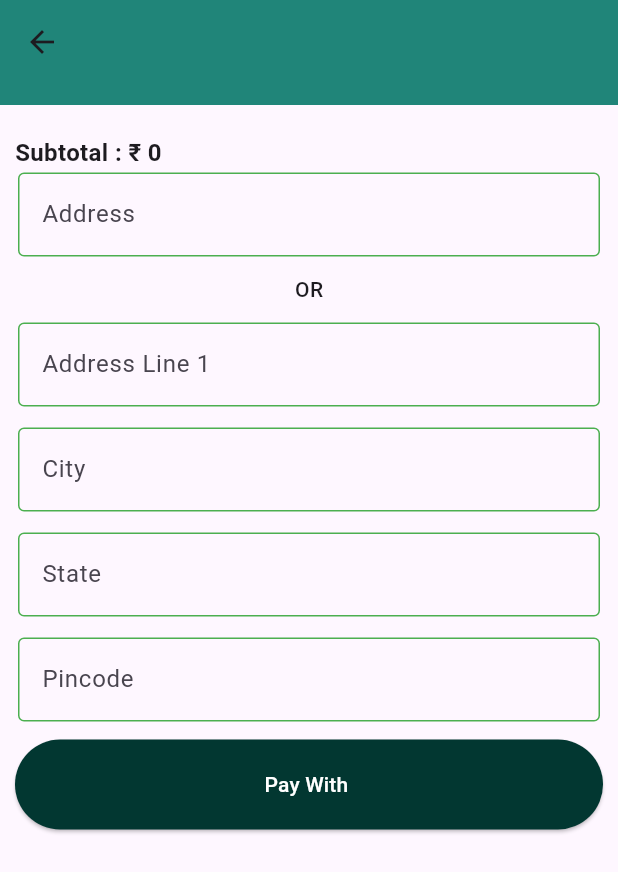
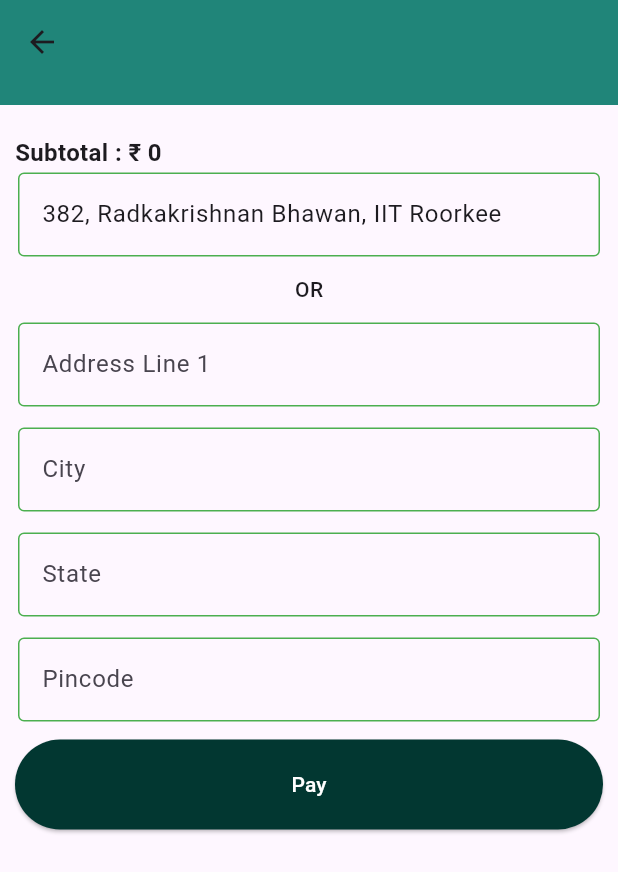
Before and after one commit to camelCase02/ts_app, a Flutter app: the AddressScreen screen opened directly with empty values, on a phone screen of 412 x 824 dp. Shown: the top 872 px of the screen. Run offline on Flutter 3.47's test engine with Material 3 defaults, Android fonts, the light colour scheme and no system bars; our stand-ins replace carousel_slider, dotted_border, file_picker, flutter_rating_bar, lottie, shared_preferences; missing offline and left inert: cloudinary_public; accounts and stored records are empty.

Commit message:
feat: updates

```diff
--- a/lib/constants/global_veriables.dart
+++ b/lib/constants/global_veriables.dart
@@ -1,7 +1,7 @@
 import 'package:flutter/material.dart';
 
-String uri = "http://10.81.68.156:3000"; // change the IP ADDRESS !!
-//String uri = "http://10.81.15.40:3000"; // usman's IP
+// String uri = "http://10.81.68.156:3000"; // change the IP ADDRESS !!
+String uri = "http://10.81.15.40:3000"; // usman's IP
 
 //String uri= "http://localhost:3000";
 class GlobalVariables {
@@ -12,7 +12,6 @@ class GlobalVariables {
   static const Color greyBackgroundCOlor = Color(0xffebecee);
   static var selectedNavBarColor = Color(0xFF023731);
   static const unselectedNavBarColor = Colors.black87;
-
 
   static const List<Map<String, String>> categoryImages = [
     {
--- a/lib/features/account/services/acount_services.dart
+++ b/lib/features/account/services/acount_services.dart
@@ -1,5 +1,4 @@
 import 'dart:convert';
-
 
 import 'package:Agricon/constants/error_handling.dart';
 import 'package:Agricon/constants/global_veriables.dart';
@@ -8,8 +7,8 @@ import 'package:Agricon/features/auth/screens/auth_screen.dart';
 import 'package:Agricon/models/Order.dart';
 import 'package:Agricon/providers/user_provider.dart';
 import 'package:flutter/material.dart';
+import 'package:http/http.dart' as http;
 import 'package:provider/provider.dart';
-import 'package:http/http.dart' as http;
 import 'package:shared_preferences/shared_preferences.dart';
 
 class AccountServices {
@@ -48,6 +47,8 @@ class AccountServices {
 
   void logOut(BuildContext context) async {
     try {
+      final userProvider = Provider.of<UserProvider>(context, listen: false);
+      userProvider.user.token = "";
       SharedPreferences sharedPreferences =
           await SharedPreferences.getInstance();
       await sharedPreferences.setString('x-auth-token', '');
--- a/lib/features/address/screen/address_screen.dart
+++ b/lib/features/address/screen/address_screen.dart
@@ -14,7 +14,9 @@ class AddressScreen extends StatefulWidget {
 
 class _AddressScreenState extends State<AddressScreen> {
   final homeService = HomeServices();
-  final TextEditingController addressController = TextEditingController();
+  final TextEditingController addressController =
+      TextEditingController(text: "382, Radkakrishnan Bhawan, IIT Roorkee");
+  final TextEditingController addressController2 = TextEditingController();
   @override
   Widget build(BuildContext context) {
     return Scaffold(
@@ -26,25 +28,51 @@ class _AddressScreenState extends State<AddressScreen> {
                   const BoxDecoration(color: GlobalVariables.appBarGradient),
             ),
           )),
-      body: Padding(
+      body: SingleChildScrollView(
+        child: Padding(
           padding: const EdgeInsets.all(10.0),
           child: Column(
             crossAxisAlignment: CrossAxisAlignment.start,
             children: [
-            const SizedBox(height: 10,),
-            Text("Subtotal : ₹ ${widget.sum.toString()}", style: TextStyle(fontSize: 16, fontWeight: FontWeight.w600),),
-            CustomTextfield(controller: addressController, hintText: 'Address'),
-            const SizedBox(height: 10,),
-            Center(child: Text("OR", style: TextStyle(fontSize: 14, fontWeight: FontWeight.w500),)),
-            const SizedBox(height: 10,),
-            CustomTextfield(controller: addressController, hintText: 'Address Line 1'),
-            const SizedBox(height: 10,),
-            CustomTextfield(controller: addressController, hintText: 'City'),
-            const SizedBox(height: 10,),
-            CustomTextfield(controller: addressController, hintText: 'State'),
-            const SizedBox(height: 10,),
-            CustomTextfield(controller: addressController, hintText: 'Pincode'),
-            const SizedBox(height: 10,),
+              const SizedBox(
+                height: 10,
+              ),
+              Text(
+                "Subtotal : ₹ ${widget.sum.toString()}",
+                style: TextStyle(fontSize: 16, fontWeight: FontWeight.w600),
+              ),
+              CustomTextfield(
+                  controller: addressController, hintText: 'Address'),
+              const SizedBox(
+                height: 10,
+              ),
+              Center(
+                  child: Text(
+                "OR",
+                style: TextStyle(fontSize: 14, fontWeight: FontWeight.w500),
+              )),
+              const SizedBox(
+                height: 10,
+              ),
+              CustomTextfield(
+                  controller: addressController2, hintText: 'Address Line 1'),
+              const SizedBox(
+                height: 10,
+              ),
+              CustomTextfield(controller: addressController2, hintText: 'City'),
+              const SizedBox(
+                height: 10,
+              ),
+              CustomTextfield(
+                  controller: addressController2, hintText: 'State'),
+              const SizedBox(
+                height: 10,
+              ),
+              CustomTextfield(
+                  controller: addressController2, hintText: 'Pincode'),
+              const SizedBox(
+                height: 10,
+              ),
               CustomButton(
                 onTap: () {
                   showDialog(
@@ -73,9 +101,10 @@ class _AddressScreenState extends State<AddressScreen> {
                     ),
                   );
                 },
-              text: 'Pay With ',
+                text: 'Pay',
               ),
             ],
+          ),
         ),
       ),
     );
--- a/lib/models/Order.dart
+++ b/lib/models/Order.dart
@@ -38,11 +38,11 @@ class Order {
       id: map['_id'],
       productId: map['productId'],
       userId: map['userId'],
-      quantity: map['quantity'] as int,
+      quantity: map['quantity'].toInt(),
       orderedBy: map['orderedBy'],
       orderedAt: DateTime.parse(map['orderedAt']),
-      status: map['status']?.toInt() ?? 0,
-      totalPrice: map['totalPrice']?.toDouble() ?? 0.0,
+      status: map['status'] ?? "Pending",
+      totalPrice: map['totalPrice'].toInt() ?? 0,
     );
   }
 
```
Also changed, not shown: lib/features/account/widgets/orders.dart (+10 -7 lines), lib/features/home/services/home_services.dart (+0 -7 lines), pubspec.lock, 1 other file. Lines whose indentation alone changed are shown as unchanged.
